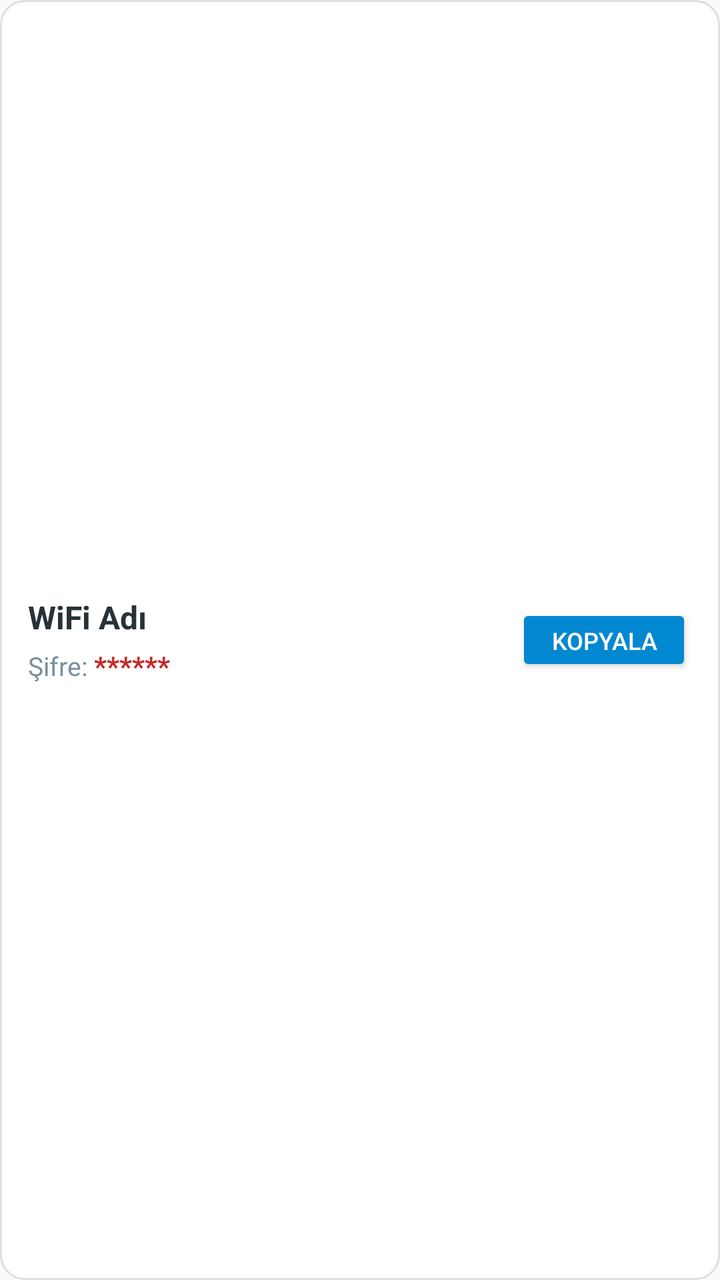
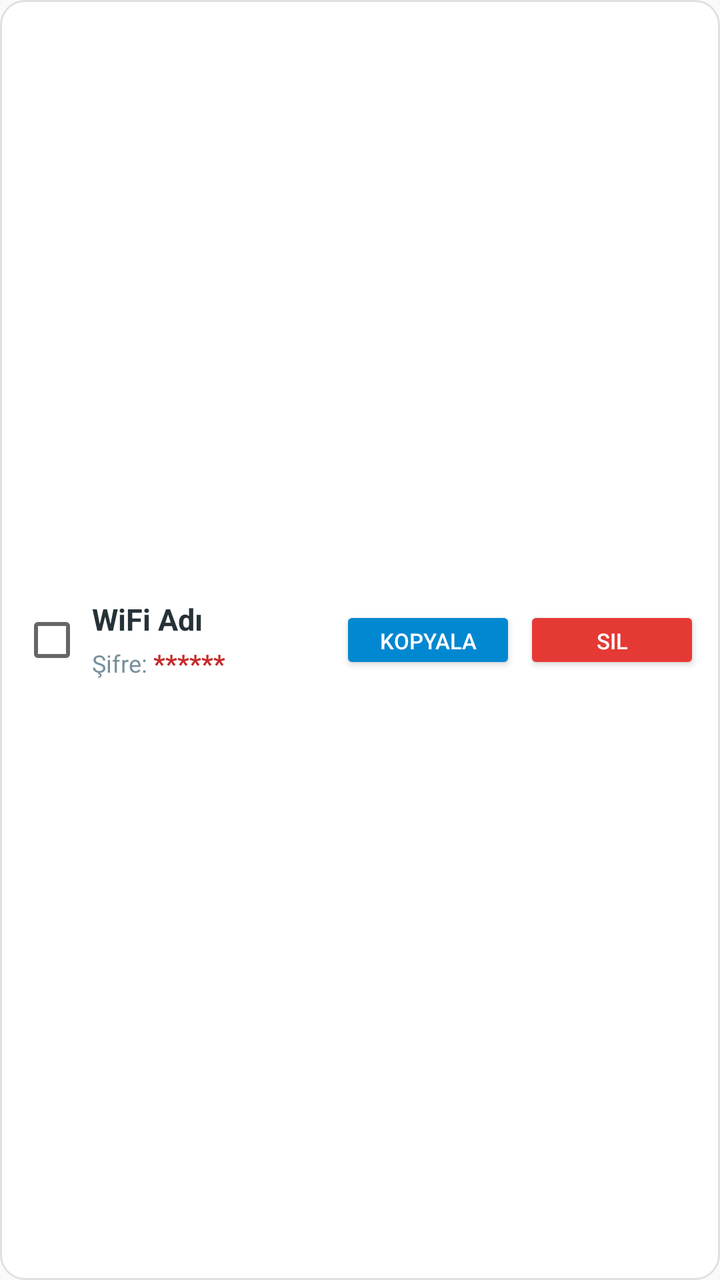

An Android layout rendered at two revisions. The XML below is the earlier revision; the diff shows what the commit changed to produce the second picture.
<!-- AndroidManifest.xml: application theme android:Theme.Material.Light.NoActionBar -->
<!-- res/layout/item_wifi.xml -->
<?xml version="1.0" encoding="utf-8"?>
<LinearLayout xmlns:android="http://schemas.android.com/apk/res/android"
    android:layout_width="match_parent"
    android:layout_height="wrap_content"
    android:orientation="horizontal"
    android:background="@drawable/card_bg"
    android:padding="14dp"
    android:gravity="center_vertical">

    <LinearLayout
        android:layout_width="0dp"
        android:layout_height="wrap_content"
        android:layout_weight="1"
        android:orientation="vertical">

        <TextView
            android:id="@+id/tvSsid"
            android:layout_width="wrap_content"
            android:layout_height="wrap_content"
            android:text="WiFi Adı"
            android:textSize="16sp"
            android:textStyle="bold"
            android:textColor="#263238" />

        <LinearLayout
            android:layout_width="wrap_content"
            android:layout_height="wrap_content"
            android:orientation="horizontal"
            android:layout_marginTop="4dp"
            android:gravity="center_vertical">

            <TextView
                android:layout_width="wrap_content"
                android:layout_height="wrap_content"
                android:text="Şifre: "
                android:textSize="13sp"
                android:textColor="#78909C" />

            <TextView
                android:id="@+id/tvPass"
                android:layout_width="wrap_content"
                android:layout_height="wrap_content"
                android:text="******"
                android:textSize="14sp"
                android:textStyle="bold"
                android:textColor="#C62828" />
        </LinearLayout>
    </LinearLayout>

    <Button
        android:id="@+id/btnCopy"
        android:layout_width="wrap_content"
        android:layout_height="36dp"
        android:text="Kopyala"
        android:textSize="12sp"
        android:backgroundTint="#0288D1"
        android:textColor="#FFFFFF" />
</LinearLayout>
<!-- resources referenced by this layout -->
<resources>
  <!-- drawable card_bg (drawable) -->
  <?xml version="1.0" encoding="utf-8"?>
  <shape xmlns:android="http://schemas.android.com/apk/res/android">
      <solid android:color="#FFFFFF" />
      <corners android:radius="12dp" />
      <stroke android:width="1dp" android:color="#E0E0E0" />
  </shape>
</resources>

<!-- the commit's change to res/layout/item_wifi.xml (unified diff, before → after) -->
@@ -4,9 +4,19 @@
     android:layout_height="wrap_content"
     android:orientation="horizontal"
     android:background="@drawable/card_bg"
-    android:padding="14dp"
+    android:padding="10dp"
     android:gravity="center_vertical">
 
+    
+    <CheckBox
+        android:id="@+id/cbSelect"
+        android:layout_width="wrap_content"
+        android:layout_height="wrap_content"
+        android:focusable="false"
+        android:focusableInTouchMode="false"
+        android:layout_marginRight="4dp" />
+
+    
     <LinearLayout
         android:layout_width="0dp"
         android:layout_height="wrap_content"
@@ -18,7 +28,7 @@
             android:layout_width="wrap_content"
             android:layout_height="wrap_content"
             android:text="WiFi Adı"
-            android:textSize="16sp"
+            android:textSize="15sp"
             android:textStyle="bold"
             android:textColor="#263238" />
 
@@ -26,14 +36,14 @@
             android:layout_width="wrap_content"
             android:layout_height="wrap_content"
             android:orientation="horizontal"
-            android:layout_marginTop="4dp"
+            android:layout_marginTop="3dp"
             android:gravity="center_vertical">
 
             <TextView
                 android:layout_width="wrap_content"
                 android:layout_height="wrap_content"
                 android:text="Şifre: "
-                android:textSize="13sp"
+                android:textSize="12sp"
                 android:textColor="#78909C" />
 
             <TextView
@@ -41,18 +51,37 @@
                 android:layout_width="wrap_content"
                 android:layout_height="wrap_content"
                 android:text="******"
-                android:textSize="14sp"
+                android:textSize="13sp"
                 android:textStyle="bold"
                 android:textColor="#C62828" />
         </LinearLayout>
     </LinearLayout>
 
+    
     <Button
         android:id="@+id/btnCopy"
         android:layout_width="wrap_content"
-        android:layout_height="36dp"
+        android:layout_height="34dp"
         android:text="Kopyala"
-        android:textSize="12sp"
+        android:textSize="11sp"
         android:backgroundTint="#0288D1"
-        android:textColor="#FFFFFF" />
+        android:textColor="#FFFFFF"
+        android:paddingLeft="10dp"
+        android:paddingRight="10dp" />
+
+    <Space
+        android:layout_width="4dp"
+        android:layout_height="wrap_content" />
+
+    
+    <Button
+        android:id="@+id/btnDelete"
+        android:layout_width="wrap_content"
+        android:layout_height="34dp"
+        android:text="Sil"
+        android:textSize="11sp"
+        android:backgroundTint="#E53935"
+        android:textColor="#FFFFFF"
+        android:paddingLeft="10dp"
+        android:paddingRight="10dp" />
 </LinearLayout>
